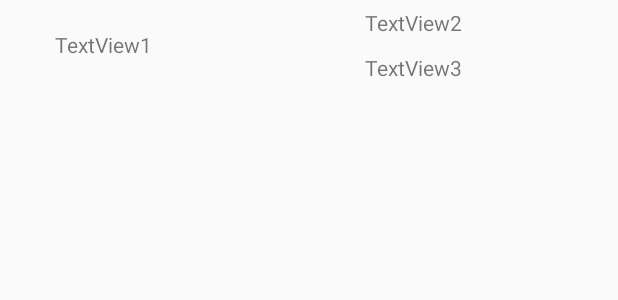
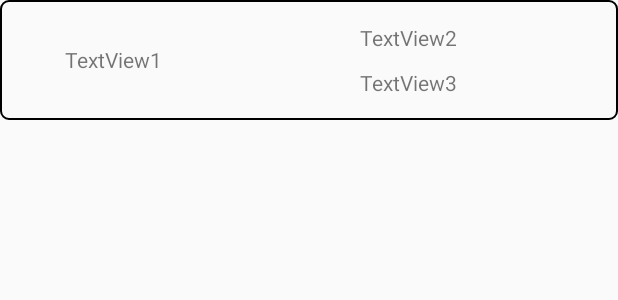
Before and after one commit to TeodorMatase/NeventProj, an Android app: the layout listitem.xml on its own in the app's theme, with its tools: preview values and no code run, on a phone screen of 412 x 824 dp. Shown: the top 300 px of the screen. Run offline under Robolectric (Android 15) with nearby library versions, the phone set to English and light mode, and no system bars.

Commit message:
Colored borders work, they correspond to the color of events on the calendar

```diff
--- /dev/null
+++ b/app/src/main/res/drawable/calendarlistborder.xml
@@ -0,0 +1,6 @@
+<?xml version="1.0" encoding="UTF-8"?>
+<shape xmlns:android="http://schemas.android.com/apk/res/android" android:id="@+id/border1" android:shape="rectangle">
+    <corners android:radius="5dp"/>
+    <padding android:left="10dp" android:right="10dp" android:top="10dp" android:bottom="10dp"/>
+    <stroke android:width="1dp" android:color="#000"/>
+</shape>
--- a/app/src/main/res/layout/activity_calendar.xml
+++ b/app/src/main/res/layout/activity_calendar.xml
@@ -19,6 +19,8 @@
         android:id="@+id/CalendarlistView"
         android:layout_width="0dp"
         android:layout_height="0dp"
+        android:divider="@android:color/transparent"
+        android:dividerHeight="10.0dp"
         app:layout_constraintBottom_toBottomOf="parent"
         app:layout_constraintEnd_toEndOf="parent"
         app:layout_constraintStart_toStartOf="parent"
--- a/app/src/main/res/layout/listitem.xml
+++ b/app/src/main/res/layout/listitem.xml
@@ -1,40 +1,41 @@
 <?xml version="1.0" encoding="utf-8"?>
 <LinearLayout xmlns:android="http://schemas.android.com/apk/res/android"
+    android:layout_width="match_parent"
+    android:layout_height="wrap_content"
     android:orientation="horizontal"
-    android:layout_width="match_parent"
-    android:layout_height="match_parent"
-    android:weightSum="100">
+    android:weightSum="100"
+    android:background="@drawable/calendarlistborder">
 
 
     <TextView
-        android:gravity="center"
-        android:textAlignment="center"
-        android:text="TextView1"
+        android:id="@+id/textView1"
         android:layout_width="match_parent"
         android:layout_height="60dp"
-        android:id="@+id/textView1"
-        android:layout_weight="66.6"/>
+        android:layout_weight="66.6"
+        android:gravity="center"
+        android:text="TextView1"
+        android:textAlignment="center" />
 
     <LinearLayout
-        android:orientation="vertical"
         android:layout_width="match_parent"
         android:layout_height="wrap_content"
-        android:layout_weight="33.3">
+        android:layout_weight="33.3"
+        android:orientation="vertical">
 
         <TextView
-            android:gravity="center"
-            android:text="TextView2"
+            android:id="@+id/textView2"
             android:layout_width="match_parent"
             android:layout_height="30dp"
-            android:id="@+id/textView2"/>
+            android:gravity="center"
+            android:text="TextView2" />
 
         <TextView
-            android:gravity="center"
-            android:text="TextView3"
+            android:id="@+id/textView3"
             android:layout_width="match_parent"
             android:layout_height="30dp"
-            android:id="@+id/textView3"
-            android:layout_below="@+id/textView2"/>
+            android:layout_below="@+id/textView2"
+            android:gravity="center"
+            android:text="TextView3" />
     </LinearLayout>
 
 </LinearLayout>
```
